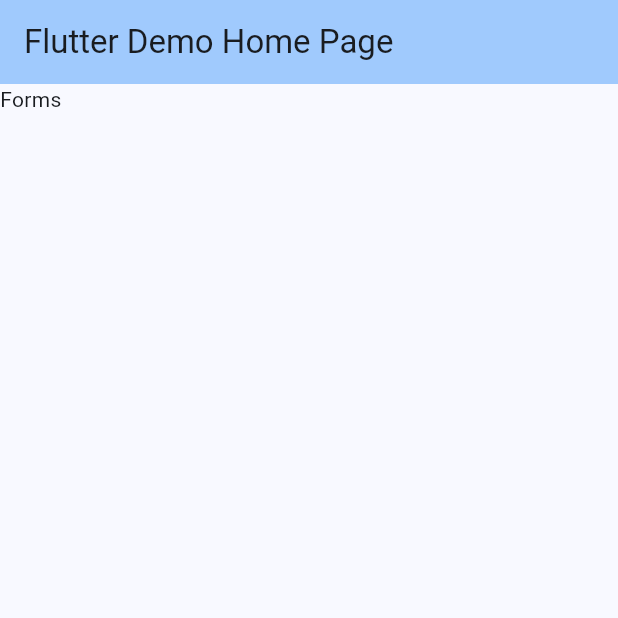
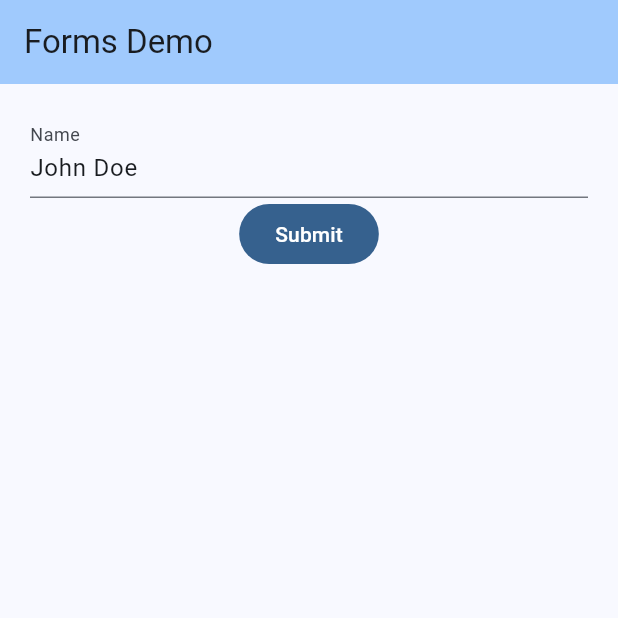
Before and after one commit to mehmetartun/forms, a Flutter app: the screen it shows after launch, on a phone screen of 412 x 824 dp, the top half of it. Run offline on Flutter 3.47's test engine with Material 3 defaults, Android fonts, the phone set to English and light mode, and no system bars.

```diff
--- a/lib/main.dart
+++ b/lib/main.dart
@@ -10,12 +10,13 @@ class MyApp extends StatelessWidget {
   @override
   Widget build(BuildContext context) {
     return MaterialApp(
-      title: 'Flutter Demo',
+      title: 'Forms Demo',
+      debugShowCheckedModeBanner: false,
       theme: ThemeData(
         colorScheme: ColorScheme.fromSeed(seedColor: Colors.blue),
         useMaterial3: true,
       ),
-      home: const MyHomePage(title: 'Flutter Demo Home Page'),
+      home: const MyHomePage(title: 'Forms Demo'),
     );
   }
 }
@@ -30,6 +31,14 @@ class MyHomePage extends StatefulWidget {
 }
 
 class _MyHomePageState extends State<MyHomePage> {
+  Map<String, dynamic> formValues = {};
+  GlobalKey<FormState> _formKey = GlobalKey();
+  @override
+  void initState() {
+    formValues["name"] = "John Doe";
+    super.initState();
+  }
+
   @override
   Widget build(BuildContext context) {
     return Scaffold(
@@ -38,15 +47,40 @@ class _MyHomePageState extends State<MyHomePage> {
           title: Text(widget.title),
         ),
         body: SingleChildScrollView(
+            child: Form(
+                key: _formKey,
+                child: Padding(
+                    padding: const EdgeInsets.all(20.0),
                     child: Column(
                         mainAxisAlignment: MainAxisAlignment.center,
                         children: <Widget>[
-            const Text(
-              'Forms',
+                          TextFormField(
+                            initialValue: formValues["name"],
+                            decoration: const InputDecoration(
+                              labelText: "Name",
                             ),
-          ],
+                            onSaved: (value) {
+                              formValues["name"] = value;
+                            },
+                            validator: (value) {
+                              if (value == null || value.isEmpty) {
+                                return "This field cannot be empty";
+                              }
+                              return null;
+                            },
                           ),
-      ),
-    );
+                          FilledButton(
+                            onPressed: () {
+                              if (_formKey.currentState?.validate() ?? false) {
+                                _formKey.currentState?.save();
+                                ScaffoldMessenger.of(context)
+                                    .showSnackBar(SnackBar(
+                                  content: Text("name: ${formValues['name']}"),
+                                ));
+                              }
+                            },
+                            child: Text("Submit"),
+                          )
+                        ])))));
   }
 }
```
Also changed, not shown: 1 other file. Lines whose indentation alone changed are shown as unchanged.
